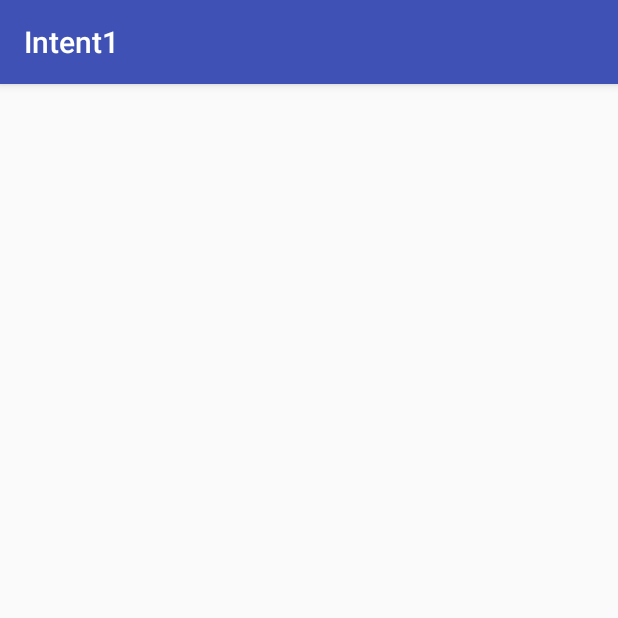
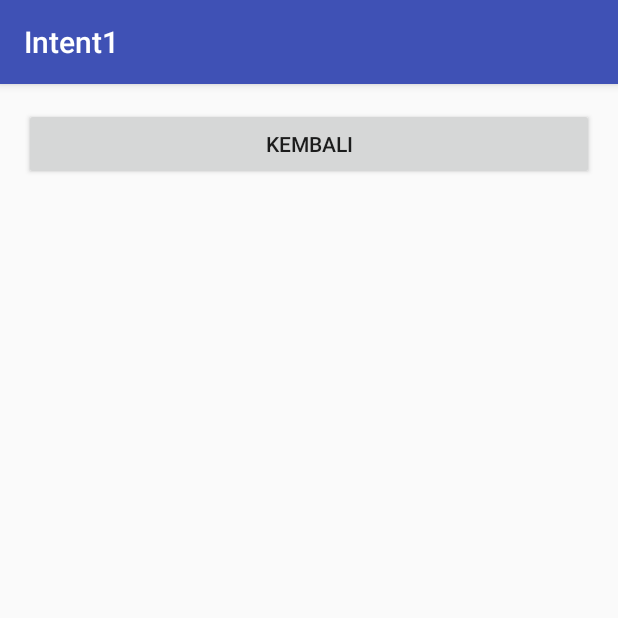
Before and after one commit to NirmaAinun/Intent1, an Android app: the HasilActivity screen opened directly, with no data from a screen before it, on a phone screen of 412 x 824 dp, the top half of it. Run offline under Robolectric (Android 15) with nearby library versions, the phone set to English and light mode, and no system bars; 1 statement that could not run was skipped.

```diff
--- a/app/src/main/java/id/sch/smktelkom_mlg/learn/intent1/HasilActivity.java
+++ b/app/src/main/java/id/sch/smktelkom_mlg/learn/intent1/HasilActivity.java
@@ -2,6 +2,7 @@ package id.sch.smktelkom_mlg.learn.intent1;
 
 import android.support.v7.app.AppCompatActivity;
 import android.os.Bundle;
+import android.view.View;
 
 public class HasilActivity extends AppCompatActivity {
 
@@ -9,5 +10,12 @@ public class HasilActivity extends AppCompatActivity {
     protected void onCreate(Bundle savedInstanceState) {
         super.onCreate(savedInstanceState);
         setContentView(R.layout.activity_hasil);
+
+        findViewById(R.id.buttonHitung).setOnClickListener(new View.OnClickListener() {
+            @Override
+            public void onClick(View v) {
+                onBackPressed();
+            }
+        });
     }
 }
--- a/app/src/main/res/layout/activity_hasil.xml
+++ b/app/src/main/res/layout/activity_hasil.xml
@@ -1,13 +1,19 @@
 <?xml version="1.0" encoding="utf-8"?>
-<RelativeLayout xmlns:android="http://schemas.android.com/apk/res/android"
+<LinearLayout xmlns:android="http://schemas.android.com/apk/res/android"
     xmlns:tools="http://schemas.android.com/tools"
     android:id="@+id/activity_hasil"
     android:layout_width="match_parent"
     android:layout_height="match_parent"
+    android:orientation="vertical"
     android:paddingBottom="@dimen/activity_vertical_margin"
     android:paddingLeft="@dimen/activity_horizontal_margin"
     android:paddingRight="@dimen/activity_horizontal_margin"
     android:paddingTop="@dimen/activity_vertical_margin"
     tools:context="id.sch.smktelkom_mlg.learn.intent1.HasilActivity">
 
-</RelativeLayout>
+    <Button
+        android:text="Kembali"
+        android:layout_width="match_parent"
+        android:layout_height="wrap_content"
+        android:id="@+id/buttonBack" />
+</LinearLayout>
```
